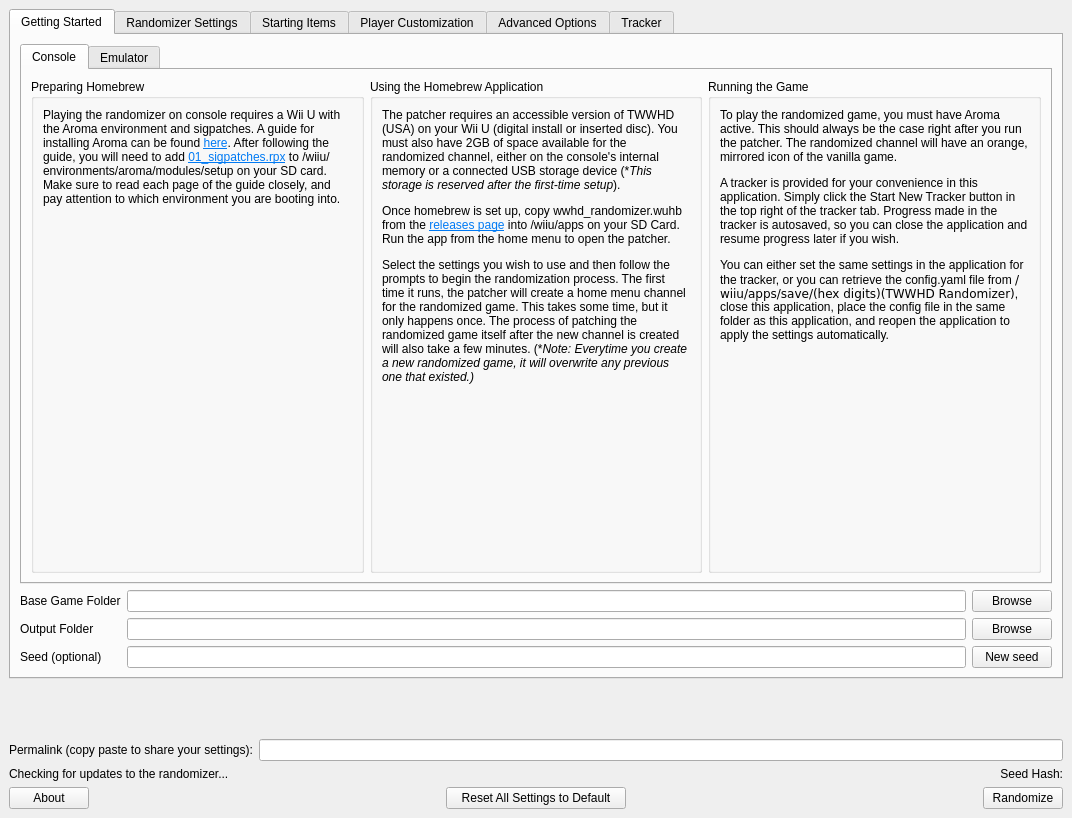
The window that gui/mainwindow.ui (SuperDude88/TWWHD-Randomizer) describes before a commit, drawn with Qt 5.
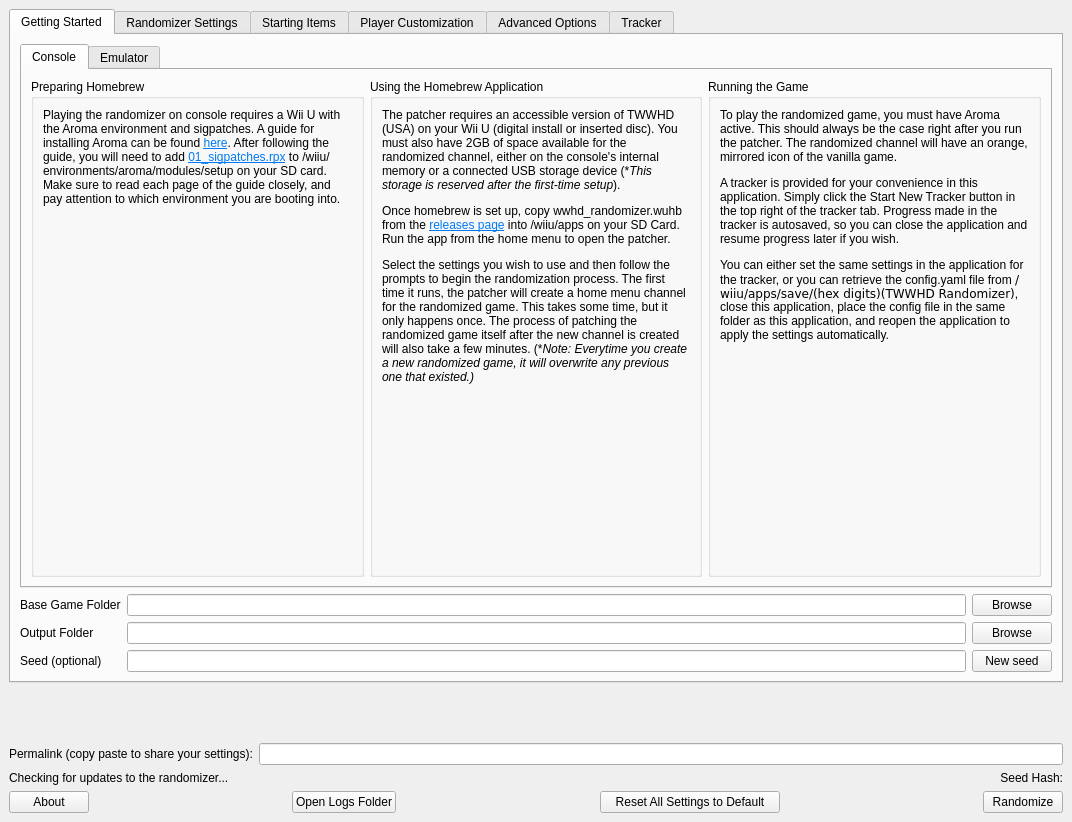
The same window after the commit. The open tabs and pages were chosen to show the change.

Commit message: adjust window height

```diff
--- a/gui/mainwindow.ui
+++ b/gui/mainwindow.ui
@@ -7,7 +7,7 @@
     <x>0</x>
     <y>0</y>
     <width>1072</width>
-    <height>818</height>
+    <height>822</height>
    </rect>
   </property>
   <property name="sizePolicy">
@@ -35,7 +35,7 @@
          <x>0</x>
          <y>0</y>
          <width>1054</width>
-         <height>658</height>
+         <height>662</height>
         </rect>
        </property>
        <layout class="QVBoxLayout" name="verticalLayout_4">
@@ -78,6 +78,12 @@
            <layout class="QVBoxLayout" name="verticalLayout_15">
             <item>
              <widget class="QTabWidget" name="how_to_randomize_tab">
+              <property name="sizePolicy">
+               <sizepolicy hsizetype="Expanding" vsizetype="Expanding">
+                <horstretch>0</horstretch>
+                <verstretch>0</verstretch>
+               </sizepolicy>
+              </property>
               <property name="currentIndex">
                <number>0</number>
               </property>
@@ -3071,6 +3077,26 @@
         </property>
        </spacer>
       </item>
+      <item>
+       <widget class="QPushButton" name="open_logs_folder_button">
+        <property name="text">
+         <string>Open Logs Folder</string>
+        </property>
+       </widget>
+      </item>
+      <item>
+       <spacer name="horizontalSpacer_5">
+        <property name="orientation">
+         <enum>Qt::Horizontal</enum>
+        </property>
+        <property name="sizeHint" stdset="0">
+         <size>
+          <width>40</width>
+          <height>20</height>
+         </size>
+        </property>
+       </spacer>
+      </item>
       <item>
        <widget class="QPushButton" name="reset_settings_to_default">
         <property name="minimumSize">
```
Left out of the diff: 4 changed lines with no effect on the pictures.
